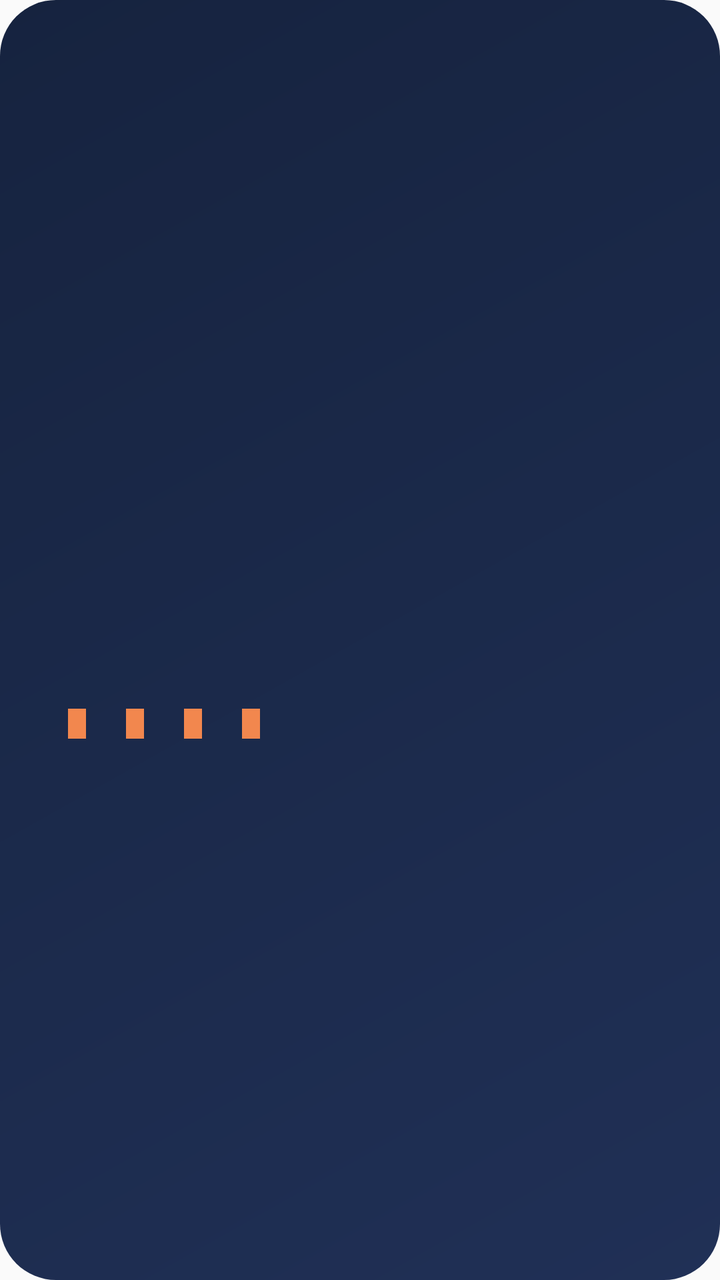
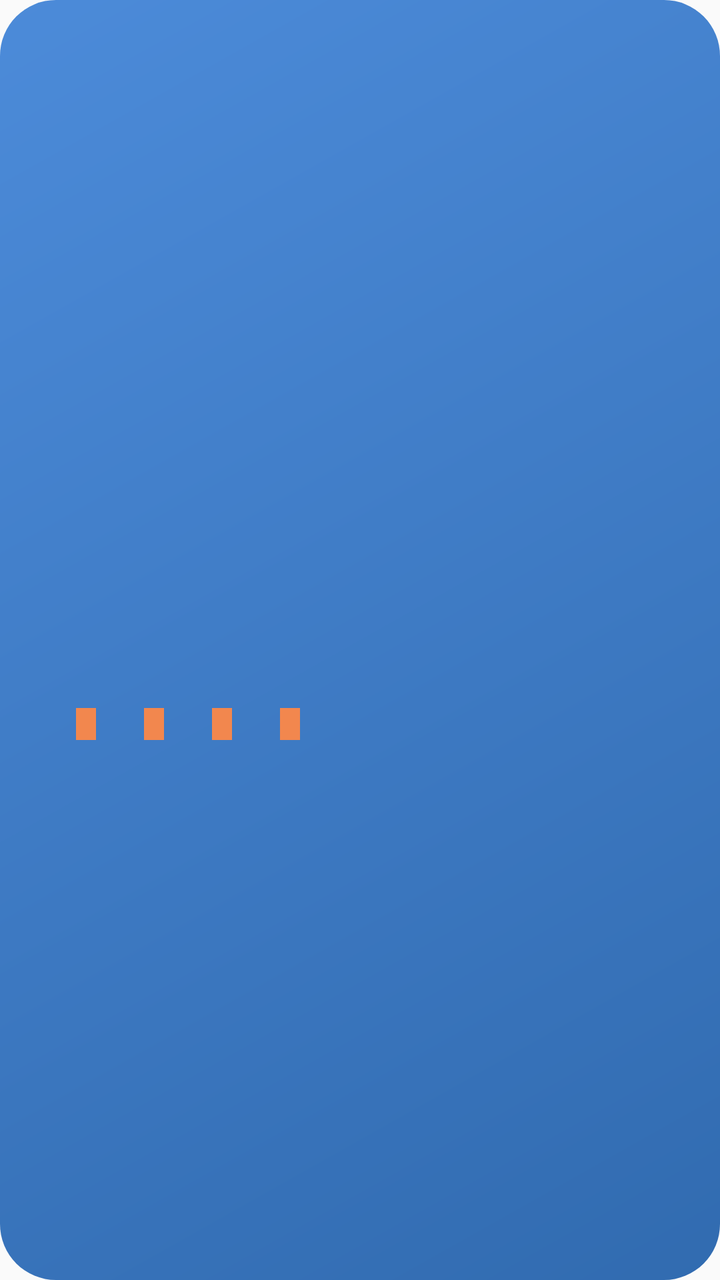

An Android layout rendered at two revisions. The XML below is the earlier revision; the diff shows what the commit changed to produce the second picture.
<!-- AndroidManifest.xml: application theme AppTheme -->
<!-- res/layout/widget_streak.xml -->
<?xml version="1.0" encoding="utf-8"?>
<FrameLayout xmlns:android="http://schemas.android.com/apk/res/android"
    android:id="@+id/widget_root"
    android:layout_width="match_parent"
    android:layout_height="match_parent"
    android:background="@drawable/widget_bg_neutral">

    
    <ImageView
        android:id="@+id/widget_mascot"
        android:layout_width="170dp"
        android:layout_height="170dp"
        android:layout_gravity="end|center_vertical"
        android:layout_marginEnd="-48dp"
        android:scaleType="fitCenter"
        android:importantForAccessibility="no" />

    <LinearLayout
        android:layout_width="match_parent"
        android:layout_height="match_parent"
        android:orientation="vertical"
        android:gravity="center_vertical"
        android:paddingStart="14dp"
        android:paddingEnd="12dp"
        android:paddingTop="12dp"
        android:paddingBottom="12dp">

        <LinearLayout
            android:layout_width="wrap_content"
            android:layout_height="wrap_content"
            android:orientation="horizontal"
            android:baselineAligned="false"
            android:gravity="center_vertical">

            <ImageView
                android:id="@+id/widget_flame"
                android:layout_width="24dp"
                android:layout_height="24dp"
                android:layout_marginEnd="5dp"
                android:importantForAccessibility="no" />

            <TextView
                android:id="@+id/widget_streak"
                android:layout_width="wrap_content"
                android:layout_height="wrap_content"
                android:textColor="@color/widget_on_dark"
                android:textSize="30sp"
                android:textStyle="bold"
                android:maxLines="1"
                android:includeFontPadding="false" />
        </LinearLayout>

        <TextView
            android:id="@+id/widget_message"
            android:layout_width="wrap_content"
            android:layout_height="wrap_content"
            android:layout_marginTop="5dp"
            android:textColor="@color/widget_on_dark_muted"
            android:textSize="13sp"
            android:maxLines="1"
            android:ellipsize="end"
            android:includeFontPadding="false" />

        
        <LinearLayout
            android:layout_width="wrap_content"
            android:layout_height="wrap_content"
            android:orientation="vertical"
            android:layout_marginTop="13dp">

            <LinearLayout
                android:layout_width="wrap_content"
                android:layout_height="wrap_content"
                android:orientation="horizontal">
                <TextView
                    android:id="@+id/widget_day0_label"
                    android:layout_width="20dp"
                    android:layout_height="wrap_content"
                    android:gravity="center_horizontal"
                android:layout_marginEnd="9dp"
                    android:textColor="@color/widget_on_dark_faint"
                    android:textSize="11sp"
                    android:includeFontPadding="false" />
                <TextView
                    android:id="@+id/widget_day1_label"
                    android:layout_width="20dp"
                    android:layout_height="wrap_content"
                    android:gravity="center_horizontal"
                android:layout_marginEnd="9dp"
                    android:textColor="@color/widget_on_dark_faint"
                    android:textSize="11sp"
                    android:includeFontPadding="false" />
                <TextView
                    android:id="@+id/widget_day2_label"
                    android:layout_width="20dp"
                    android:layout_height="wrap_content"
                    android:gravity="center_horizontal"
                android:layout_marginEnd="9dp"
                    android:textColor="@color/widget_on_dark_faint"
                    android:textSize="11sp"
                    android:includeFontPadding="false" />
                <TextView
                    android:id="@+id/widget_day3_label"
                    android:layout_width="20dp"
                    android:layout_height="wrap_content"
                    android:gravity="center_horizontal"
                android:layout_marginEnd="9dp"
                    android:textColor="@color/widget_on_dark_faint"
                    android:textSize="11sp"
                    android:includeFontPadding="false" />
                <TextView
                    android:id="@+id/widget_day4_label"
                    android:layout_width="20dp"
                    android:layout_height="wrap_content"
                    android:gravity="center_horizontal"
                    android:textColor="@color/widget_on_dark_faint"
                    android:textSize="11sp"
                    android:includeFontPadding="false" />
            </LinearLayout>

            <LinearLayout
                android:layout_width="wrap_content"
                android:layout_height="wrap_content"
                android:orientation="horizontal"
                android:gravity="center_vertical"
                android:layout_marginTop="3dp">
                <ImageView
                    android:id="@+id/widget_day0_dot"
                    android:layout_width="20dp"
                    android:layout_height="20dp"
                    android:importantForAccessibility="no" />
                <ImageView
                    android:id="@+id/widget_day0_link"
                    android:layout_width="9dp"
                    android:layout_height="15dp"
                    android:background="@color/widget_day_met"
                    android:importantForAccessibility="no" />
                <ImageView
                    android:id="@+id/widget_day1_dot"
                    android:layout_width="20dp"
                    android:layout_height="20dp"
                    android:importantForAccessibility="no" />
                <ImageView
                    android:id="@+id/widget_day1_link"
                    android:layout_width="9dp"
                    android:layout_height="15dp"
                    android:background="@color/widget_day_met"
                    android:importantForAccessibility="no" />
                <ImageView
                    android:id="@+id/widget_day2_dot"
                    android:layout_width="20dp"
                    android:layout_height="20dp"
                    android:importantForAccessibility="no" />
                <ImageView
                    android:id="@+id/widget_day2_link"
                    android:layout_width="9dp"
                    android:layout_height="15dp"
                    android:background="@color/widget_day_met"
                    android:importantForAccessibility="no" />
                <ImageView
                    android:id="@+id/widget_day3_dot"
                    android:layout_width="20dp"
                    android:layout_height="20dp"
                    android:importantForAccessibility="no" />
                <ImageView
                    android:id="@+id/widget_day3_link"
                    android:layout_width="9dp"
                    android:layout_height="15dp"
                    android:background="@color/widget_day_met"
                    android:importantForAccessibility="no" />
                <ImageView
                    android:id="@+id/widget_day4_dot"
                    android:layout_width="20dp"
                    android:layout_height="20dp"
                    android:importantForAccessibility="no" />
            </LinearLayout>
        </LinearLayout>
    </LinearLayout>
</FrameLayout>
<!-- resources referenced by this layout -->
<resources>
  <color name="widget_day_met">#F2874E</color>
  <color name="widget_on_dark">#FFFFFFFF</color>
  <color name="widget_on_dark_faint">#8AFFFFFF</color>
  <color name="widget_on_dark_muted">#B8FFFFFF</color>
  <!-- drawable widget_bg_neutral (drawable) -->
  <?xml version="1.0" encoding="utf-8"?>
  <shape xmlns:android="http://schemas.android.com/apk/res/android" android:shape="rectangle">
      <gradient
          android:startColor="#16233F"
          android:endColor="#203056"
          android:angle="315" />
      <corners android:radius="@dimen/widget_corner_radius" />
  </shape>
  <style name="AppTheme" parent="Theme.AppCompat.Light.DarkActionBar">
          
          <item name="colorPrimary">@color/colorPrimary</item>
          <item name="colorPrimaryDark">@color/colorPrimaryDark</item>
          <item name="colorAccent">@color/colorAccent</item>
      </style>
  <dimen name="widget_corner_radius">20dp</dimen>
</resources>

<!-- the commit's change to res/layout/widget_streak.xml (unified diff, before → after) -->
@@ -6,12 +6,13 @@
     android:background="@drawable/widget_bg_neutral">
 
     
+    
     <ImageView
         android:id="@+id/widget_mascot"
-        android:layout_width="170dp"
-        android:layout_height="170dp"
+        android:layout_width="150dp"
+        android:layout_height="150dp"
         android:layout_gravity="end|center_vertical"
-        android:layout_marginEnd="-48dp"
+        android:layout_marginEnd="-6dp"
         android:scaleType="fitCenter"
         android:importantForAccessibility="no" />
 
@@ -74,45 +75,50 @@
                 android:orientation="horizontal">
                 <TextView
                     android:id="@+id/widget_day0_label"
-                    android:layout_width="20dp"
+                    android:layout_width="24dp"
                     android:layout_height="wrap_content"
                     android:gravity="center_horizontal"
-                android:layout_marginEnd="9dp"
+                    android:maxLines="1"
+                android:layout_marginEnd="10dp"
                     android:textColor="@color/widget_on_dark_faint"
                     android:textSize="11sp"
                     android:includeFontPadding="false" />
                 <TextView
                     android:id="@+id/widget_day1_label"
-                    android:layout_width="20dp"
+                    android:layout_width="24dp"
                     android:layout_height="wrap_content"
                     android:gravity="center_horizontal"
-                android:layout_marginEnd="9dp"
+                    android:maxLines="1"
+                android:layout_marginEnd="10dp"
                     android:textColor="@color/widget_on_dark_faint"
                     android:textSize="11sp"
                     android:includeFontPadding="false" />
                 <TextView
                     android:id="@+id/widget_day2_label"
-                    android:layout_width="20dp"
+                    android:layout_width="24dp"
                     android:layout_height="wrap_content"
                     android:gravity="center_horizontal"
-                android:layout_marginEnd="9dp"
+                    android:maxLines="1"
+                android:layout_marginEnd="10dp"
                     android:textColor="@color/widget_on_dark_faint"
                     android:textSize="11sp"
                     android:includeFontPadding="false" />
                 <TextView
                     android:id="@+id/widget_day3_label"
-                    android:layout_width="20dp"
+                    android:layout_width="24dp"
                     android:layout_height="wrap_content"
                     android:gravity="center_horizontal"
-                android:layout_marginEnd="9dp"
+                    android:maxLines="1"
+                android:layout_marginEnd="10dp"
                     android:textColor="@color/widget_on_dark_faint"
                     android:textSize="11sp"
                     android:includeFontPadding="false" />
                 <TextView
                     android:id="@+id/widget_day4_label"
-                    android:layout_width="20dp"
+                    android:layout_width="24dp"
                     android:layout_height="wrap_content"
                     android:gravity="center_horizontal"
+                    android:maxLines="1"
                     android:textColor="@color/widget_on_dark_faint"
                     android:textSize="11sp"
                     android:includeFontPadding="false" />
@@ -126,52 +132,52 @@
                 android:layout_marginTop="3dp">
                 <ImageView
                     android:id="@+id/widget_day0_dot"
-                    android:layout_width="20dp"
-                    android:layout_height="20dp"
+                    android:layout_width="24dp"
+                    android:layout_height="24dp"
                     android:importantForAccessibility="no" />
                 <ImageView
                     android:id="@+id/widget_day0_link"
-                    android:layout_width="9dp"
-                    android:layout_height="15dp"
+                    android:layout_width="10dp"
+                    android:layout_height="16dp"
                     android:background="@color/widget_day_met"
                     android:importantForAccessibility="no" />
                 <ImageView
                     android:id="@+id/widget_day1_dot"
-                    android:layout_width="20dp"
-                    android:layout_height="20dp"
+                    android:layout_width="24dp"
+                    android:layout_height="24dp"
                     android:importantForAccessibility="no" />
                 <ImageView
                     android:id="@+id/widget_day1_link"
-                    android:layout_width="9dp"
-                    android:layout_height="15dp"
+                    android:layout_width="10dp"
+                    android:layout_height="16dp"
                     android:background="@color/widget_day_met"
                     android:importantForAccessibility="no" />
                 <ImageView
                     android:id="@+id/widget_day2_dot"
-                    android:layout_width="20dp"
-                    android:layout_height="20dp"
+                    android:layout_width="24dp"
+                    android:layout_height="24dp"
                     android:importantForAccessibility="no" />
                 <ImageView
                     android:id="@+id/widget_day2_link"
-                    android:layout_width="9dp"
-                    android:layout_height="15dp"
+                    android:layout_width="10dp"
+                    android:layout_height="16dp"
                     android:background="@color/widget_day_met"
                     android:importantForAccessibility="no" />
                 <ImageView
                     android:id="@+id/widget_day3_dot"
-                    android:layout_width="20dp"
-                    android:layout_height="20dp"
+                    android:layout_width="24dp"
+                    android:layout_height="24dp"
                     android:importantForAccessibility="no" />
                 <ImageView
                     android:id="@+id/widget_day3_link"
-                    android:layout_width="9dp"
-                    android:layout_height="15dp"
+                    android:layout_width="10dp"
+                    android:layout_height="16dp"
                     android:background="@color/widget_day_met"
                     android:importantForAccessibility="no" />
                 <ImageView
                     android:id="@+id/widget_day4_dot"
-                    android:layout_width="20dp"
-                    android:layout_height="20dp"
+                    android:layout_width="24dp"
+                    android:layout_height="24dp"
                     android:importantForAccessibility="no" />
             </LinearLayout>
         </LinearLayout>
<!-- resource entries referenced after the edit -->
@@ -2,14 +2,14 @@
 <resources>
   <color name="widget_day_met">#F2874E</color>
   <color name="widget_on_dark">#FFFFFFFF</color>
-  <color name="widget_on_dark_faint">#8AFFFFFF</color>
-  <color name="widget_on_dark_muted">#B8FFFFFF</color>
+  <color name="widget_on_dark_faint">#B0FFFFFF</color>
+  <color name="widget_on_dark_muted">#C4FFFFFF</color>
   <!-- drawable widget_bg_neutral (drawable) -->
   <?xml version="1.0" encoding="utf-8"?>
   <shape xmlns:android="http://schemas.android.com/apk/res/android" android:shape="rectangle">
       <gradient
-          android:startColor="#16233F"
-          android:endColor="#203056"
+          android:startColor="#4C8BD9"
+          android:endColor="#316BB0"
           android:angle="315" />
       <corners android:radius="@dimen/widget_corner_radius" />
   </shape>
